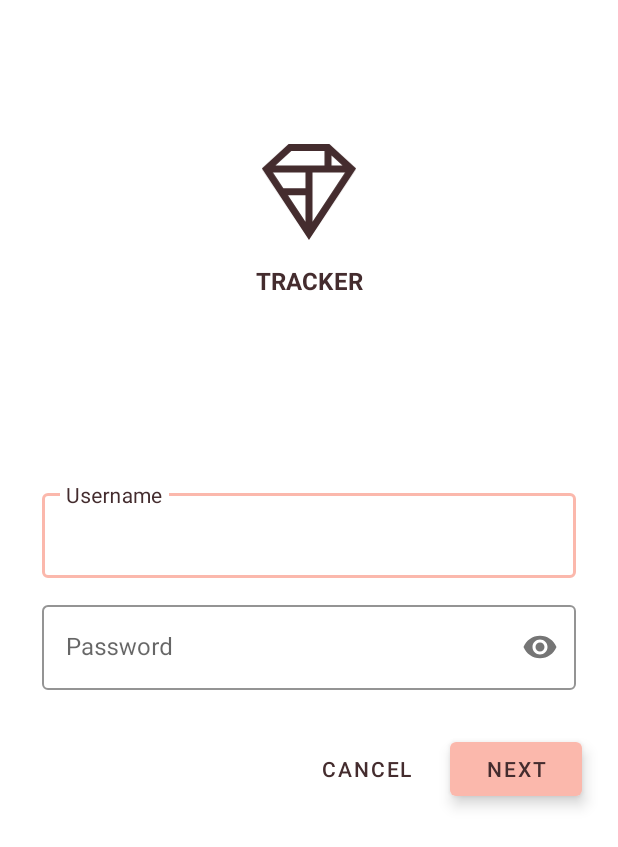
After one commit to AdilBolatkhanov/PriceTracker, an Android app: the layout auth_fragment.xml on its own in the app's theme, with its tools: preview values and no code run, on a phone screen of 412 x 824 dp. The commit adds this screen. Shown: the top 847 px of the screen. Run offline under Robolectric (Android 15) with nearby library versions, the phone set to English and light mode, and no system bars.

Commit message:
Auth fragment

```diff
--- a/app/src/main/java/com/example/pricetracker/ui/products/ProductGridViewModel.kt
+++ b/app/src/main/java/com/example/pricetracker/ui/products/ProductGridViewModel.kt
@@ -8,9 +8,10 @@ import com.example.pricetracker.domain.entity.Product
 import com.example.pricetracker.util.Result
 import dagger.hilt.android.lifecycle.HiltViewModel
 import kotlinx.coroutines.launch
+import javax.inject.Inject
 
 @HiltViewModel
-class ProductGridViewModel constructor(
+class ProductGridViewModel @Inject constructor(
     private val getAllProductsUseCase: GetAllProductsUseCase,
     @Assisted private val savedStateHandle: SavedStateHandle
 ) : ViewModel() {
--- a/app/src/main/java/com/example/pricetracker/ui/products/ProductsGridFragment.kt
+++ b/app/src/main/java/com/example/pricetracker/ui/products/ProductsGridFragment.kt
@@ -4,5 +4,5 @@ import androidx.fragment.app.Fragment
 import com.example.pricetracker.R
 import com.example.pricetracker.ui.BaseFragment
 
-class ProductsGridFragment: BaseFragment(R.layout.activity_main) {
+class ProductsGridFragment: BaseFragment(R.layout.product_grid_fragment) {
 }
--- /dev/null
+++ b/app/src/main/res/drawable/shr_logo.xml
@@ -0,0 +1,15 @@
+<vector xmlns:android="http://schemas.android.com/apk/res/android"
+    android:width="149dp"
+    android:height="152dp"
+    android:tint="?attr/colorControlNormal"
+    android:viewportWidth="149"
+    android:viewportHeight="152">
+    <path
+        android:fillAlpha="1"
+        android:fillColor="#DADCE0"
+        android:fillType="evenOdd"
+        android:pathData="M42.262,0L0,38.653L74.489,151.994L148.977,38.653L106.723,0M46.568,11.11L21.554,33.998L99.007,33.998L99.007,11.11L46.568,11.11ZM110.125,18.174L110.125,33.998L127.416,33.998L110.125,18.174ZM80.048,45.116L80.048,123.296L131.426,45.116L80.048,45.116ZM17.551,45.116L33.976,70.101L68.93,70.101L68.93,45.116L17.551,45.116ZM41.284,81.219L68.93,123.296L68.93,81.219L41.284,81.219Z"
+        android:strokeWidth="1"
+        android:strokeAlpha="0.4"
+        android:strokeColor="#00000000" />
+</vector>
--- /dev/null
+++ b/app/src/main/res/layout/auth_fragment.xml
@@ -0,0 +1,109 @@
+<?xml version="1.0" encoding="utf-8"?>
+<androidx.constraintlayout.widget.ConstraintLayout xmlns:android="http://schemas.android.com/apk/res/android"
+    xmlns:app="http://schemas.android.com/apk/res-auto"
+    android:layout_width="match_parent"
+    android:layout_height="match_parent"
+    android:background="@color/loginPageBackgroundColor"
+    android:clipChildren="false"
+    android:clipToPadding="false"
+    android:padding="24dp"
+    android:paddingTop="16dp">
+
+    <ImageView
+        android:id="@+id/logoIv"
+        android:layout_width="64dp"
+        android:layout_height="64dp"
+        android:layout_marginBottom="16dp"
+        android:contentDescription="@string/logo_content_description"
+        app:layout_constraintBottom_toTopOf="@id/logoTv"
+        app:layout_constraintEnd_toEndOf="parent"
+        app:layout_constraintStart_toStartOf="parent"
+        app:srcCompat="@drawable/shr_logo"
+        app:tint="?android:attr/textColorPrimary" />
+
+    <TextView
+        android:id="@+id/logoTv"
+        android:layout_width="wrap_content"
+        android:layout_height="wrap_content"
+        android:text="@string/app_name"
+        android:textAllCaps="true"
+        android:textAppearance="@style/TextAppearance.Tracker.Title"
+        android:textSize="16sp"
+        app:layout_constraintBottom_toTopOf="@+id/guideline3"
+        app:layout_constraintEnd_toEndOf="parent"
+        app:layout_constraintStart_toStartOf="parent" />
+
+    <com.google.android.material.textfield.TextInputLayout
+        android:id="@+id/usernameTIL"
+        style="@style/Widget.Tracker.TextInputLayout"
+        android:layout_width="match_parent"
+        android:layout_height="wrap_content"
+        android:layout_margin="4dp"
+        android:hint="@string/hint_username"
+        app:layout_constraintEnd_toEndOf="parent"
+        app:layout_constraintStart_toStartOf="parent"
+        app:layout_constraintTop_toBottomOf="@id/guideline4">
+
+        <com.google.android.material.textfield.TextInputEditText
+            android:layout_width="match_parent"
+            android:layout_height="wrap_content"
+            android:inputType="text"
+            android:maxLines="1" />
+    </com.google.android.material.textfield.TextInputLayout>
+
+    <com.google.android.material.textfield.TextInputLayout
+        android:id="@+id/password_text_input"
+        style="@style/Widget.Tracker.TextInputLayout"
+        android:layout_width="match_parent"
+        android:layout_height="wrap_content"
+        android:layout_margin="4dp"
+        android:hint="@string/hint_password"
+        app:errorEnabled="true"
+        app:layout_constraintEnd_toEndOf="parent"
+        app:layout_constraintStart_toStartOf="parent"
+        app:layout_constraintTop_toBottomOf="@+id/usernameTIL"
+        app:passwordToggleEnabled="true">
+
+        <com.google.android.material.textfield.TextInputEditText
+            android:id="@+id/password_edit_text"
+            android:layout_width="match_parent"
+            android:layout_height="wrap_content"
+            android:inputType="textPassword" />
+    </com.google.android.material.textfield.TextInputLayout>
+
+    <com.google.android.material.button.MaterialButton
+        android:id="@+id/next_button"
+        style="@style/Widget.Tracker.Button"
+        android:layout_width="wrap_content"
+        android:layout_height="wrap_content"
+        android:layout_alignParentEnd="true"
+        android:text="@string/button_next"
+        app:layout_constraintEnd_toEndOf="parent"
+        app:layout_constraintTop_toBottomOf="@id/password_text_input" />
+
+    <com.google.android.material.button.MaterialButton
+        android:id="@+id/cancel_button"
+        style="@style/Widget.Tracker.Button.TextButton"
+        android:layout_width="wrap_content"
+        android:layout_height="wrap_content"
+        android:layout_marginEnd="12dp"
+        android:layout_toStartOf="@id/next_button"
+        android:text="@string/button_cancel"
+        app:layout_constraintBottom_toBottomOf="@id/next_button"
+        app:layout_constraintEnd_toStartOf="@id/next_button"
+        app:layout_constraintTop_toTopOf="@id/next_button" />
+
+    <androidx.constraintlayout.widget.Guideline
+        android:id="@+id/guideline3"
+        android:layout_width="wrap_content"
+        android:layout_height="wrap_content"
+        android:orientation="horizontal"
+        app:layout_constraintGuide_begin="174dp" />
+
+    <androidx.constraintlayout.widget.Guideline
+        android:id="@+id/guideline4"
+        android:layout_width="wrap_content"
+        android:layout_height="wrap_content"
+        android:orientation="horizontal"
+        app:layout_constraintGuide_begin="295dp" />
+</androidx.constraintlayout.widget.ConstraintLayout>
--- a/app/src/main/res/values/styles.xml
+++ b/app/src/main/res/values/styles.xml
@@ -9,4 +9,33 @@
         <item name="android:textColorPrimary">@color/textColorPrimary</item>
     </style>
 
+    <style name="TextAppearance.Tracker.Title" parent="TextAppearance.MaterialComponents.Headline4">
+        <item name="textAllCaps">true</item>
+        <item name="android:textStyle">bold</item>
+        <item name="android:textColor">?android:attr/textColorPrimary</item>
+    </style>
+
+    <style name="Widget.Tracker.TextInputLayout" parent="Widget.MaterialComponents.TextInputLayout.OutlinedBox">
+        <item name="hintTextAppearance">@style/TextAppearance.Tracker.TextInputLayout.HintText</item>
+        <item name="hintTextColor">@color/textColorPrimary</item>
+        <item name="android:paddingBottom">8dp</item>
+        <item name="boxStrokeColor">@color/textInputOutlineColor</item>
+    </style>
+
+    <style name="TextAppearance.Tracker.TextInputLayout.HintText" parent="TextAppearance.MaterialComponents.Subtitle2">
+        <item name="android:textColor">?android:attr/textColorPrimary</item>
+    </style>
+
+    <style name="Widget.Tracker.Button" parent="Widget.MaterialComponents.Button">
+        <item name="android:textColor">?android:attr/textColorPrimary</item>
+        <item name="backgroundTint">?attr/colorPrimaryDark</item>
+        <item name="android:stateListAnimator" tools:ignore="NewApi">
+            @animator/next_button_state_list_anim
+        </item>
+    </style>
+
+    <style name="Widget.Tracker.Button.TextButton" parent="Widget.MaterialComponents.Button.TextButton">
+        <item name="android:textColor">?android:attr/textColorPrimary</item>
+    </style>
+
 </resources>
```
Also changed, not shown: app/src/main/java/com/example/pricetracker/data/TrackerRepositoryImpl.kt (+3 -4 lines), app/src/main/java/com/example/pricetracker/di/AppModule.kt (+16 -0 lines), app/src/main/java/com/example/pricetracker/ui/auth/AuthFragment.kt (+47 -2 lines), app/src/main/res/drawable/shr_branded_menu.xml (added, +19 -0 lines), app/src/main/res/drawable/shr_close_menu.xml (added, +10 -0 lines), app/src/main/res/drawable/shr_filter.xml (added, +12 -0 lines), app/src/main/res/drawable/shr_menu.xml (added, +10 -0 lines), app/src/main/res/drawable/shr_product_grid_background_shape.xml (added, +75 -0 lines), app/src/main/res/drawable/shr_search.xml (added, +10 -0 lines), app/src/main/res/layout/product_grid_fragment.xml (added, +14 -0 lines).
